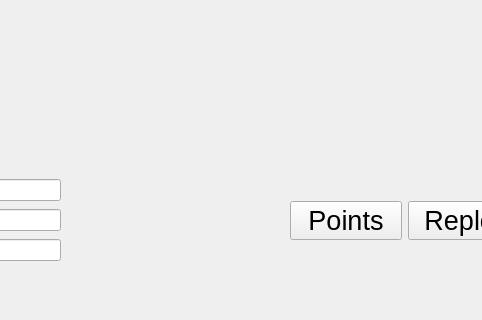
Before: the Qt Designer form mainwindow.ui in JYuCao/tempsensorQT, drawn with Qt 5; both pictures show x 110 to 592 and y 280 to 600 of the 800 by 600 pixel window.
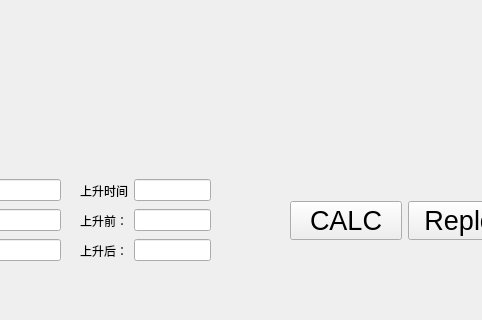
After: the same form once the commit is applied. Icons and pictures are not drawn. Custom widgets are drawn as their Qt base class.

```diff
--- a/mainwindow.ui
+++ b/mainwindow.ui
@@ -42,7 +42,7 @@
         </font>
        </property>
        <property name="text">
-        <string>Points</string>
+        <string>CALC</string>
        </property>
       </widget>
      </item>
@@ -98,7 +98,7 @@
      </item>
     </layout>
    </widget>
-   <widget class="QWidget" name="">
+   <widget class="QWidget" name="layoutWidget">
     <property name="geometry">
      <rect>
       <x>40</x>
@@ -124,7 +124,7 @@
      </item>
     </layout>
    </widget>
-   <widget class="QWidget" name="">
+   <widget class="QWidget" name="layoutWidget">
     <property name="geometry">
      <rect>
       <x>40</x>
@@ -150,6 +150,84 @@
      </item>
     </layout>
    </widget>
+   <widget class="QWidget" name="layoutWidget_3">
+    <property name="geometry">
+     <rect>
+      <x>190</x>
+      <y>490</y>
+      <width>131</width>
+      <height>23</height>
+     </rect>
+    </property>
+    <layout class="QHBoxLayout" name="horizontalLayout_5">
+     <item>
+      <widget class="QLabel" name="label_afterrise">
+       <property name="text">
+        <string>上升后：</string>
+       </property>
+      </widget>
+     </item>
+     <item>
+      <widget class="QLineEdit" name="lineEdit_afterrise">
+       <property name="enabled">
+        <bool>true</bool>
+       </property>
+      </widget>
+     </item>
+    </layout>
+   </widget>
+   <widget class="QWidget" name="layoutWidget_4">
+    <property name="geometry">
+     <rect>
+      <x>190</x>
+      <y>460</y>
+      <width>131</width>
+      <height>23</height>
+     </rect>
+    </property>
+    <layout class="QHBoxLayout" name="horizontalLayout_6">
+     <item>
+      <widget class="QLabel" name="label_beforerise">
+       <property name="text">
+        <string>上升前：</string>
+       </property>
+      </widget>
+     </item>
+     <item>
+      <widget class="QLineEdit" name="lineEdit_beforerise">
+       <property name="enabled">
+        <bool>true</bool>
+       </property>
+      </widget>
+     </item>
+    </layout>
+   </widget>
+   <widget class="QWidget" name="layoutWidget_5">
+    <property name="geometry">
+     <rect>
+      <x>190</x>
+      <y>430</y>
+      <width>131</width>
+      <height>23</height>
+     </rect>
+    </property>
+    <layout class="QHBoxLayout" name="horizontalLayout_7">
+     <item>
+      <widget class="QLabel" name="label_risetime">
+       <property name="text">
+        <string>上升时间</string>
+       </property>
+      </widget>
+     </item>
+     <item>
+      <widget class="QLineEdit" name="lineEdit_risetime">
+       <property name="enabled">
+        <bool>true</bool>
+       </property>
+      </widget>
+     </item>
+    </layout>
+   </widget>
   </widget>
   <widget class="QStatusBar" name="statusbar"/>
   <widget class="QToolBar" name="toolBar">
```
Left out of the diff: 2 changed lines with no effect on the pictures.
